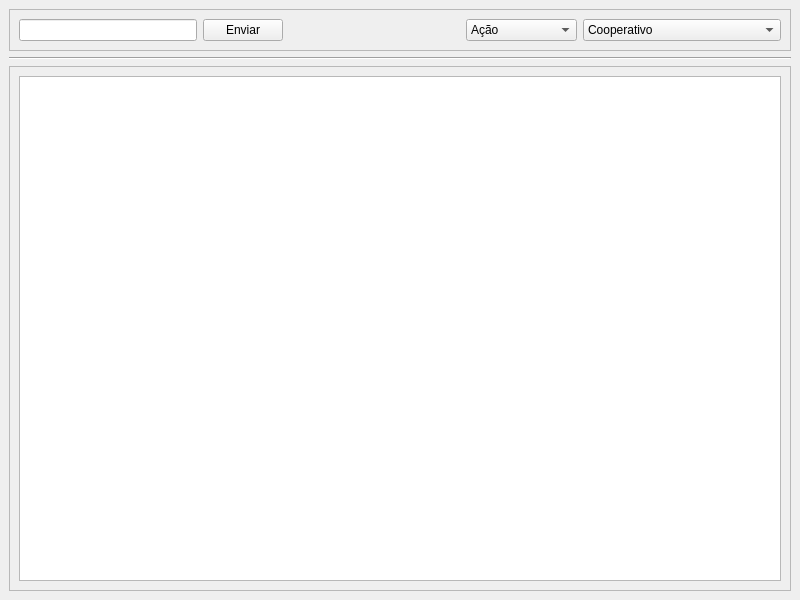
First picture: the form in view/ui/mainwindow.ui, repository Samuelz38/sistema-recomendacao, before the edit.
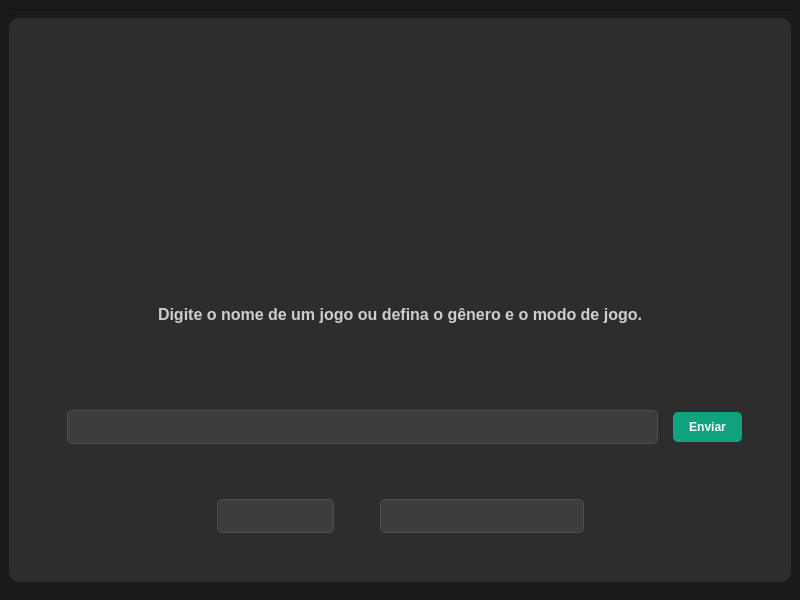
Second picture: the form after the edit. Icons and pictures are not drawn.

The edit to the form file:
```diff
--- a/view/ui/mainwindow.ui
+++ b/view/ui/mainwindow.ui
@@ -13,34 +13,109 @@
   <property name="windowTitle">
    <string>MainWindow</string>
   </property>
+  <property name="styleSheet">
+   <string notr="true">background-color: #1a1a1a;</string>
+  </property>
   <widget class="QWidget" name="centralwidget">
-   <layout class="QGridLayout" name="gridLayout_2">
+   <layout class="QGridLayout" name="gridLayout_3">
     <item row="0" column="0">
      <layout class="QVBoxLayout" name="verticalLayout">
       <item>
-       <widget class="QFrame" name="frame_menu">
+       <widget class="Line" name="inicial_line">
+        <property name="styleSheet">
+         <string notr="true">line {
+    height: 3px; /* Espessura da linha */
+    width: 100%; /* Largura total */
+    background: linear-gradient(90deg, #ff6f91, #ff9671, #ffc75f); /* Gradiente suave */
+    border-radius: 5px; /* Borda arredondada */
+    box-shadow: 0 0 10px rgba(255, 255, 255, 0.1); /* Brilho suave */
+    margin: 20px 0; /* Espaçamento vertical */
+}
+
+/* Adicionando animação ao gradiente */
+line.animated {
+    background-size: 200% 200%; /* Permite o deslocamento */
+    animation: gradientMove 3s infinite; /* Animação contínua */
+}
+
+color: rgb(255, 255, 255);</string>
+        </property>
+        <property name="orientation">
+         <enum>Qt::Orientation::Horizontal</enum>
+        </property>
+       </widget>
+      </item>
+      <item>
+       <widget class="QFrame" name="frame">
+        <property name="styleSheet">
+         <string notr="true">background-color: #2d2d2d;
+border-radius: 10px;</string>
+        </property>
         <property name="frameShape">
          <enum>QFrame::Shape::StyledPanel</enum>
         </property>
         <property name="frameShadow">
          <enum>QFrame::Shadow::Raised</enum>
         </property>
-        <layout class="QHBoxLayout" name="horizontalLayout">
-         <item>
-          <widget class="QLineEdit" name="campo_pesquisa_lineEdit"/>
-         </item>
-         <item>
-          <widget class="QPushButton" name="enviar_pushButton">
+        <layout class="QGridLayout" name="gridLayout_2">
+         <item row="2" column="0">
+          <widget class="QLabel" name="imagem_label">
            <property name="text">
-            <string>Enviar</string>
+            <string/>
+           </property>
+           <property name="pixmap">
+            <pixmap>../assets/icons8-controle-64.png</pixmap>
+           </property>
+           <property name="scaledContents">
+            <bool>false</bool>
+           </property>
+           <property name="alignment">
+            <set>Qt::AlignmentFlag::AlignCenter</set>
            </property>
           </widget>
          </item>
+         <item row="0" column="0">
+          <spacer name="imagem_verticalSpacer">
+           <property name="orientation">
+            <enum>Qt::Orientation::Vertical</enum>
+           </property>
+           <property name="sizeType">
+            <enum>QSizePolicy::Policy::Minimum</enum>
+           </property>
+           <property name="sizeHint" stdset="0">
+            <size>
+             <width>20</width>
+             <height>40</height>
+            </size>
+           </property>
+          </spacer>
+         </item>
+         <item row="8" column="0">
+          <spacer name="filtro_verticalSpacer">
+           <property name="orientation">
+            <enum>Qt::Orientation::Vertical</enum>
+           </property>
+           <property name="sizeType">
+            <enum>QSizePolicy::Policy::Minimum</enum>
+           </property>
+           <property name="sizeHint" stdset="0">
+            <size>
+             <width>20</width>
+             <height>40</height>
+            </size>
+           </property>
+          </spacer>
+         </item>
+         <item row="7" column="0">
+          <layout class="QHBoxLayout" name="horizontalLayout_2">
          <item>
-          <spacer name="horizontalSpacer">
+            <spacer name="esquerda_filtro_horizontalSpacer">
            <property name="orientation">
             <enum>Qt::Orientation::Horizontal</enum>
            </property>
+             <property name="sizeType">
+              <enum>QSizePolicy::Policy::Expanding</enum>
+             </property>
            <property name="sizeHint" stdset="0">
             <size>
              <width>40</width>
@@ -51,6 +126,37 @@
          </item>
          <item>
           <widget class="QComboBox" name="genero_comboBox">
+             <property name="styleSheet">
+              <string notr="true"> QComboBox {
+                padding: 8px;
+                background-color: #3d3d3d;
+                border: 1px solid #4d4d4d;
+                border-radius: 5px;
+                color: white;
+            }
+            QComboBox:drop-down {
+                border: none;
+            }
+            QComboBox:down-arrow {
+                image: none;
+                border: none;
+            }
+            QComboBox QAbstractItemView {
+                background-color: #3d3d3d;
+                color: white;
+                selection-background-color: #10a37f;
+            }</string>
+             </property>
+             <item>
+              <property name="text">
+               <string/>
+              </property>
+             </item>
+             <item>
+              <property name="text">
+               <string>TODOS</string>
+              </property>
+             </item>
            <item>
             <property name="text">
              <string>Ação</string>
@@ -99,7 +205,54 @@
           </widget>
          </item>
          <item>
-          <widget class="QComboBox" name="modo_de_jogo_comboBox">
+            <spacer name="centro_filtro_horizontalSpacer">
+             <property name="orientation">
+              <enum>Qt::Orientation::Horizontal</enum>
+             </property>
+             <property name="sizeType">
+              <enum>QSizePolicy::Policy::Fixed</enum>
+             </property>
+             <property name="sizeHint" stdset="0">
+              <size>
+               <width>40</width>
+               <height>20</height>
+              </size>
+             </property>
+            </spacer>
+           </item>
+           <item>
+            <widget class="QComboBox" name="categoria_comboBox">
+             <property name="styleSheet">
+              <string notr="true"> QComboBox {
+                padding: 8px;
+                background-color: #3d3d3d;
+                border: 1px solid #4d4d4d;
+                border-radius: 5px;
+                color: white;
+            }
+            QComboBox:drop-down {
+                border: none;
+            }
+            QComboBox:down-arrow {
+                image: none;
+                border: none;
+            }
+            QComboBox QAbstractItemView {
+                background-color: #3d3d3d;
+                color: white;
+                selection-background-color: #10a37f;
+            }</string>
+             </property>
+             <item>
+              <property name="text">
+               <string/>
+              </property>
+             </item>
+             <item>
+              <property name="text">
+               <string>TODOS</string>
+              </property>
+             </item>
            <item>
             <property name="text">
              <string>Cooperativo</string>
@@ -137,18 +290,28 @@
            </item>
           </widget>
          </item>
-        </layout>
-       </widget>
-      </item>
       <item>
-       <widget class="Line" name="line">
+            <spacer name="direita_filtro_horizontalSpacer">
         <property name="orientation">
          <enum>Qt::Orientation::Horizontal</enum>
         </property>
-       </widget>
-      </item>
+             <property name="sizeType">
+              <enum>QSizePolicy::Policy::Expanding</enum>
+             </property>
+             <property name="sizeHint" stdset="0">
+              <size>
+               <width>40</width>
+               <height>20</height>
+              </size>
+             </property>
+            </spacer>
+           </item>
+          </layout>
+         </item>
+         <item row="5" column="0">
+          <layout class="QHBoxLayout" name="horizontalLayout">
       <item>
-       <widget class="QFrame" name="main_frame">
+            <widget class="QFrame" name="frame_menu">
         <property name="frameShape">
          <enum>QFrame::Shape::StyledPanel</enum>
         </property>
@@ -156,10 +319,133 @@
          <enum>QFrame::Shadow::Raised</enum>
         </property>
         <layout class="QGridLayout" name="gridLayout">
+              <item row="0" column="1">
+               <widget class="QLineEdit" name="campo_pesquisa_lineEdit">
+                <property name="styleSheet">
+                 <string notr="true">QLineEdit {
+                padding: 8px;
+                background-color: #3d3d3d;
+                border: 1px solid #4d4d4d;
+                border-radius: 5px;
+                color: #ffffff;
+            }
+            QLineEdit:focus {
+                border: 1px solid #10a37f;
+            }</string>
+                </property>
+               </widget>
+              </item>
          <item row="0" column="0">
-          <widget class="QListWidget" name="_listWidget"/>
-         </item>
-        </layout>
+               <spacer name="esquerda_horizontalSpacer">
+                <property name="orientation">
+                 <enum>Qt::Orientation::Horizontal</enum>
+                </property>
+                <property name="sizeType">
+                 <enum>QSizePolicy::Policy::Fixed</enum>
+                </property>
+                <property name="sizeHint" stdset="0">
+                 <size>
+                  <width>40</width>
+                  <height>20</height>
+                 </size>
+                </property>
+               </spacer>
+              </item>
+             </layout>
+            </widget>
+           </item>
+           <item>
+            <widget class="QPushButton" name="enviar_pushButton">
+             <property name="styleSheet">
+              <string notr="true">QPushButton {
+                background-color: #10a37f;
+                color: white;
+                border: none;
+                padding: 8px 16px;
+                border-radius: 5px;
+                font-weight: bold;
+            }
+
+ QPushButton:hover {
+                background-color: #0d816a;
+		}</string>
+             </property>
+             <property name="text">
+              <string>Enviar</string>
+             </property>
+            </widget>
+           </item>
+           <item>
+            <spacer name="direita_horizontalSpacer">
+             <property name="orientation">
+              <enum>Qt::Orientation::Horizontal</enum>
+             </property>
+             <property name="sizeType">
+              <enum>QSizePolicy::Policy::Fixed</enum>
+             </property>
+             <property name="sizeHint" stdset="0">
+              <size>
+               <width>40</width>
+               <height>20</height>
+              </size>
+             </property>
+            </spacer>
+           </item>
+          </layout>
+         </item>
+         <item row="6" column="0">
+          <spacer name="separa_menu_filtro_verticalSpacer">
+           <property name="orientation">
+            <enum>Qt::Orientation::Vertical</enum>
+           </property>
+           <property name="sizeType">
+            <enum>QSizePolicy::Policy::Maximum</enum>
+           </property>
+           <property name="sizeHint" stdset="0">
+            <size>
+             <width>20</width>
+             <height>40</height>
+            </size>
+           </property>
+          </spacer>
+         </item>
+         <item row="3" column="0">
+          <widget class="QLabel" name="texto_introducao_label">
+           <property name="styleSheet">
+            <string notr="true">font-size: 1.875rem;
+color: rgb(206, 206, 206);
+font-weight: 600;
+line-height: 2.25rem;</string>
+           </property>
+           <property name="text">
+            <string>&lt;html&gt;&lt;head/&gt;&lt;body&gt;&lt;p align=&quot;center&quot;&gt;&lt;span style=&quot; font-size:12pt; font-weight:700;&quot;&gt;Digite o nome de um jogo ou defina o gênero e o modo de jogo.&lt;/span&gt;&lt;/p&gt;&lt;/body&gt;&lt;/html&gt;</string>
+           </property>
+          </widget>
+         </item>
+        </layout>
+       </widget>
+      </item>
+      <item>
+       <widget class="Line" name="final_line">
+        <property name="styleSheet">
+         <string notr="true">custom-line {
+    height: 3px; /* Espessura da linha */
+    width: 100%; /* Largura total */
+    background: linear-gradient(90deg, #ff6f91, #ff9671, #ffc75f); /* Gradiente suave */
+    border-radius: 5px; /* Borda arredondada */
+    box-shadow: 0 0 10px rgba(255, 255, 255, 0.1); /* Brilho suave */
+    margin: 20px 0; /* Espaçamento vertical */
+}
+
+/* Adicionando animação ao gradiente */
+.custom-line.animated {
+    background-size: 200% 200%; /* Permite o deslocamento */
+    animation: gradientMove 3s infinite; /* Animação contínua */
+}</string>
+        </property>
+        <property name="orientation">
+         <enum>Qt::Orientation::Horizontal</enum>
+        </property>
        </widget>
       </item>
      </layout>
```
Lines whose indentation alone changed are shown as unchanged.
